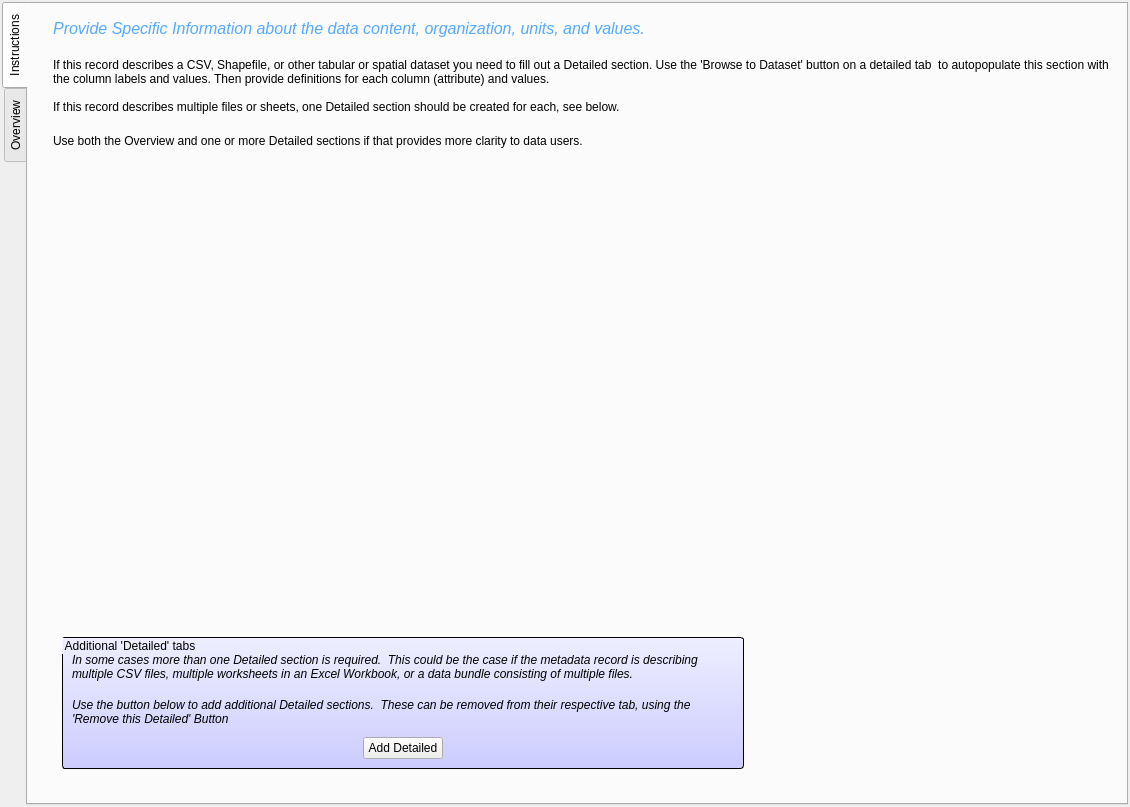
This is pymdwizard/gui/ui_files/EA.ui in DOI-USGS/fort-pymdwizard as Qt 5 draws it before an edit. The edited form follows.
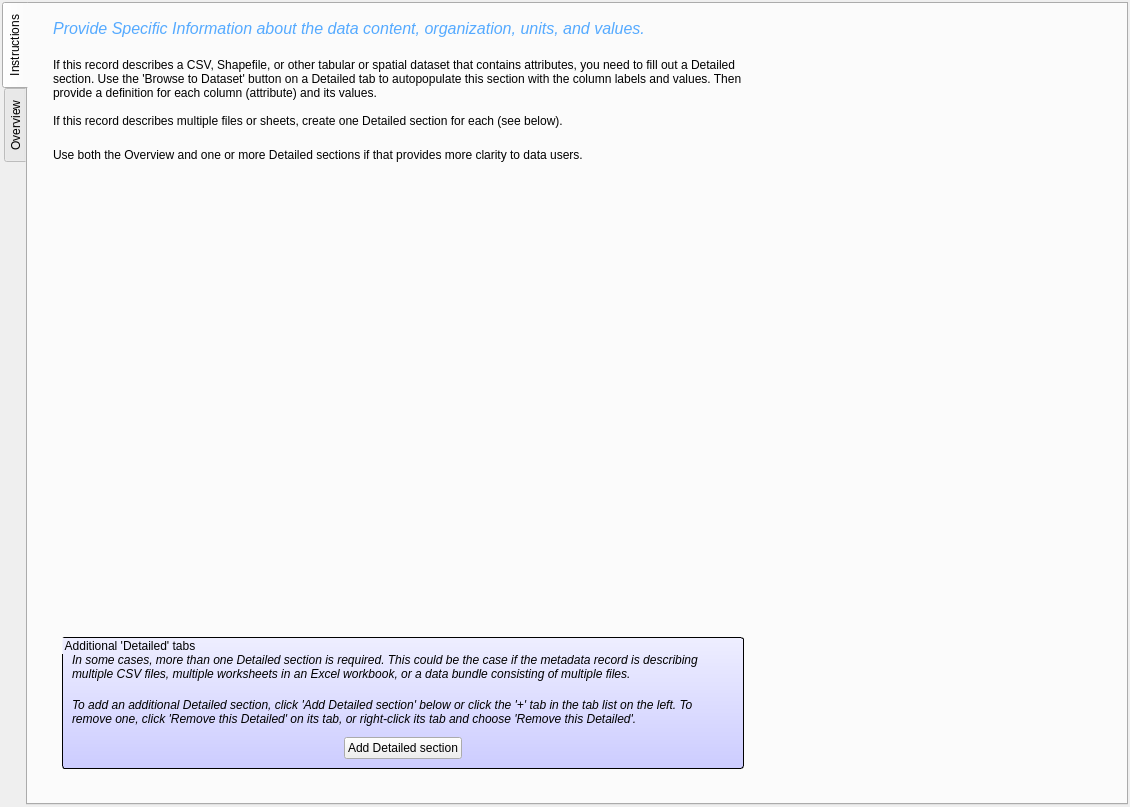
This is the edited form.

Commit message: Add a "+" tab for adding Detailed sections on the E&A tab

Patch:
```diff
--- a/pymdwizard/gui/ui_files/EA.ui
+++ b/pymdwizard/gui/ui_files/EA.ui
@@ -108,10 +108,16 @@
        </item>
        <item>
         <widget class="QLabel" name="label_2">
+         <property name="maximumSize">
+          <size>
+           <width>700</width>
+           <height>16777215</height>
+          </size>
+         </property>
          <property name="text">
-          <string>If this record describes a CSV, Shapefile, or other tabular or spatial dataset you need to fill out a Detailed section. Use the 'Browse to Dataset' button on a detailed tab  to autopopulate this section with the column labels and values. Then provide definitions for each column (attribute) and values. 
+          <string>If this record describes a CSV, Shapefile, or other tabular or spatial dataset that contains attributes, you need to fill out a Detailed section. Use the 'Browse to Dataset' button on a Detailed tab to autopopulate this section with the column labels and values. Then provide a definition for each column (attribute) and its values.
 
-If this record describes multiple files or sheets, one Detailed section should be created for each, see below.</string>
+If this record describes multiple files or sheets, create one Detailed section for each (see below).</string>
          </property>
          <property name="wordWrap">
           <bool>true</bool>
@@ -120,6 +126,12 @@
        </item>
        <item>
         <widget class="QLabel" name="label_4">
+         <property name="maximumSize">
+          <size>
+           <width>700</width>
+           <height>16777215</height>
+          </size>
+         </property>
          <property name="text">
           <string>Use both the Overview and one or more Detailed sections if that provides more clarity to data users.</string>
          </property>
@@ -179,7 +191,7 @@
                 <string notr="true">font: italic;</string>
                </property>
                <property name="text">
-                <string>In some cases more than one Detailed section is required.  This could be the case if the metadata record is describing multiple CSV files, multiple worksheets in an Excel Workbook, or a data bundle consisting of multiple files.</string>
+                <string>In some cases, more than one Detailed section is required. This could be the case if the metadata record is describing multiple CSV files, multiple worksheets in an Excel workbook, or a data bundle consisting of multiple files.</string>
                </property>
                <property name="wordWrap">
                 <bool>true</bool>
@@ -198,7 +210,7 @@
                 <string notr="true">font: italic;</string>
                </property>
                <property name="text">
-                <string>Use the button below to add additional Detailed sections.  These can be removed from their respective tab, using the 'Remove this Detailed' Button</string>
+                <string>To add an additional Detailed section, click 'Add Detailed section' below or click the '+' tab in the tab list on the left. To remove one, click 'Remove this Detailed' on its tab, or right-click its tab and choose 'Remove this Detailed'.</string>
                </property>
                <property name="wordWrap">
                 <bool>true</bool>
@@ -223,7 +235,7 @@
                <item>
                 <widget class="QPushButton" name="btn_add_detailed">
                  <property name="text">
-                  <string>Add Detailed</string>
+                  <string>Add Detailed section</string>
                  </property>
                 </widget>
                </item>
```
The commit also changes 4 other files.
